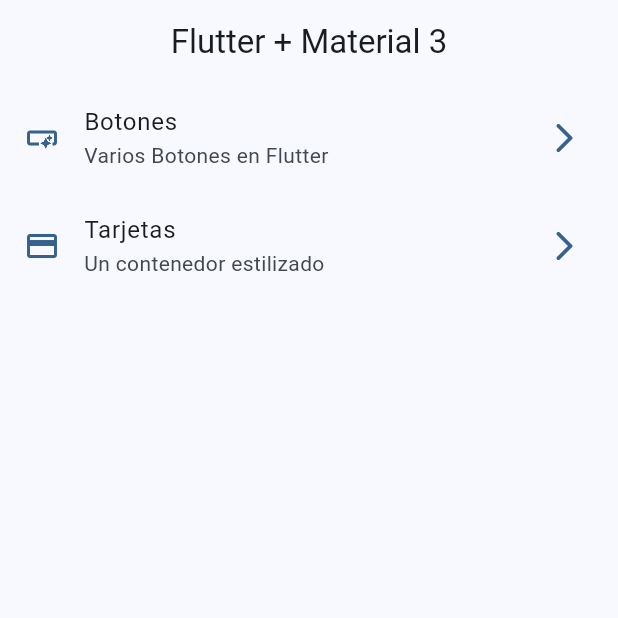
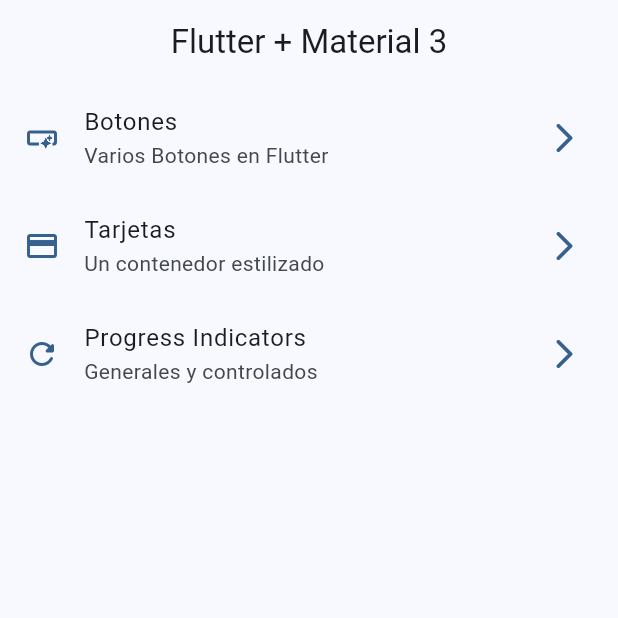
Before and after one commit to felipet73/FlutterWidgets, a Flutter app: the screen it shows after launch, on a phone screen of 412 x 824 dp, the top half of it. Run offline on Flutter 3.47's test engine with Material 3 defaults, Android fonts, the phone set to English and light mode, and no system bars; our stand-ins replace go_router.

Commit message:
Progress indicators finish

```diff
--- a/lib/config/menu/menu_item.dart
+++ b/lib/config/menu/menu_item.dart
@@ -24,7 +24,14 @@ const appMenuItems = <MenuItem>[
     subTitle: 'Un contenedor estilizado',
     link: '/cards',
     icon: Icons.credit_card
+    ),
+    MenuItem(
+    title: 'Progress Indicators',
+    subTitle: 'Generales y controlados',
+    link: '/progress',
+    icon: Icons.refresh_rounded
     )
 
 
+
   ];
--- a/lib/config/router/app_router.dart
+++ b/lib/config/router/app_router.dart
@@ -20,5 +20,11 @@ final appRouter = GoRouter(
       name: CardsScreen.name,
       builder: (context, state) => const CardsScreen(),
     ),
+    GoRoute(
+      path: '/progress',
+      name: ProgressScreen.name,
+      builder: (context, state) => const ProgressScreen(),
+    ),
+
   ],
 );
```
Also changed, not shown: lib/presentation/screens/progress/progress_screen.dart (+58 -1 lines).
